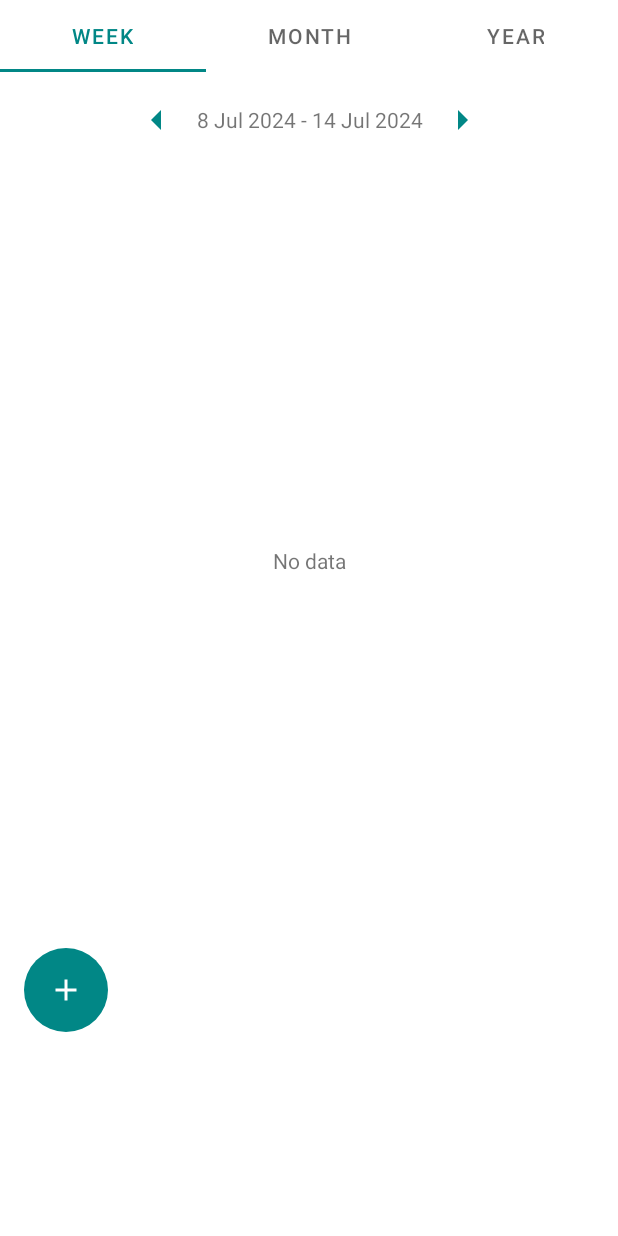
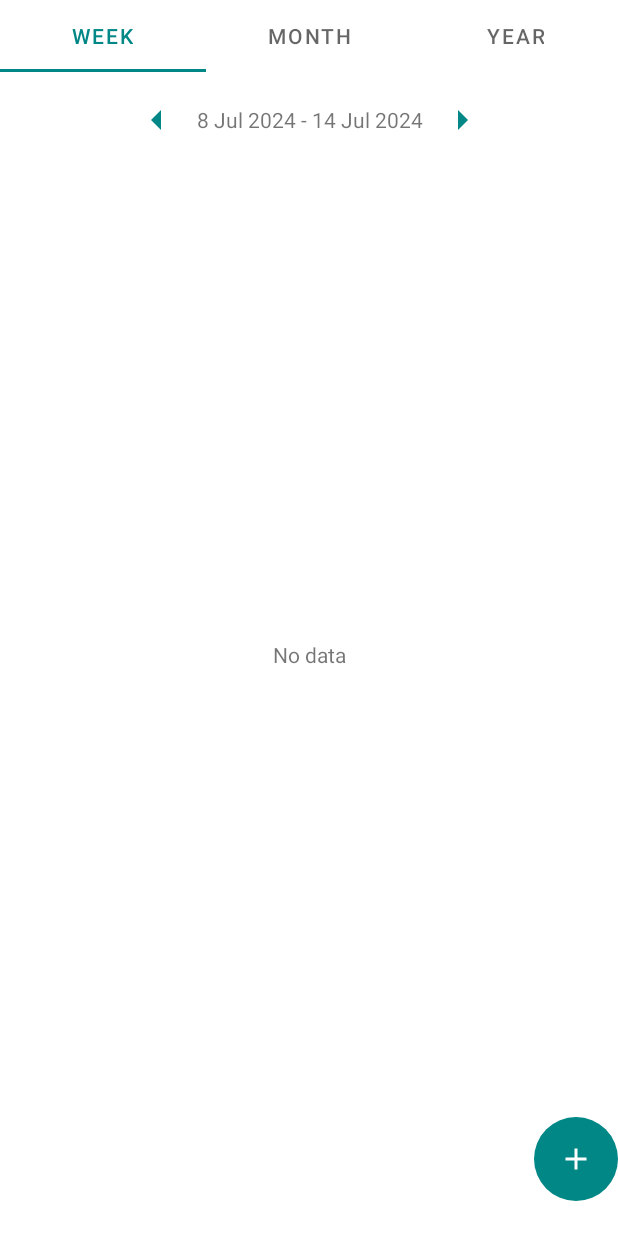
Before and after one commit to PhamTuanDuongs/money_manager, an Android app: the fragment ExpenseListFragment shown on its own in the app's theme, after a tap on an icon or button, on a phone screen of 412 x 824 dp. Run offline under Robolectric (Android 15) with nearby library versions, the phone set to English and light mode, and no system bars; our stand-ins replace Firebase (no records; nobody signed in at launch, a user with empty details on screens opened directly); 1 statement that could not run was skipped.

Commit message:
refactor: change layout income + expense

```diff
--- a/app/src/main/res/layout/fragment_expense.xml
+++ b/app/src/main/res/layout/fragment_expense.xml
@@ -43,22 +43,23 @@
     <androidx.viewpager.widget.ViewPager
         android:id="@+id/pageholder"
         android:layout_width="411dp"
-        android:layout_height="651dp"
+        android:layout_height="0dp"
+        app:layout_constraintBottom_toBottomOf="parent"
         app:layout_constraintEnd_toEndOf="parent"
         app:layout_constraintStart_toStartOf="parent"
-        app:layout_constraintTop_toBottomOf="@+id/ctablayout" >
-    </androidx.viewpager.widget.ViewPager>
+        app:layout_constraintTop_toBottomOf="@+id/ctablayout"></androidx.viewpager.widget.ViewPager>
+
     <ImageButton
         android:id="@+id/btnAddExpense"
         android:layout_width="56dp"
         android:layout_height="56dp"
-        android:layout_marginTop="632dp"
-        android:layout_marginLeft="16dp"
         android:background="@drawable/img_btn_add"
         android:src="@drawable/ic_launcher_add"
         android:text="Button"
-        app:layout_constraintStart_toStartOf="parent"
-        app:layout_constraintTop_toTopOf="parent" />
+        app:layout_constraintBottom_toBottomOf="parent"
+        app:layout_constraintEnd_toEndOf="parent"
+        app:layout_constraintTop_toTopOf="parent"
+        app:layout_constraintVertical_bias="0.97"  />
 
 
 
```
Also changed, not shown: app/src/main/java/com/example/money_manager/activity/MainActivity.java (+2 -7 lines), app/src/main/java/com/example/money_manager/contract/model/IncomeModel.java (+6 -1 lines), app/src/main/res/layout/fragment_income_list.xml (+7 -5 lines), app/src/main/res/menu/activity_menu.xml (+1 -6 lines), app/src/main/res/drawable/list.png (added).
